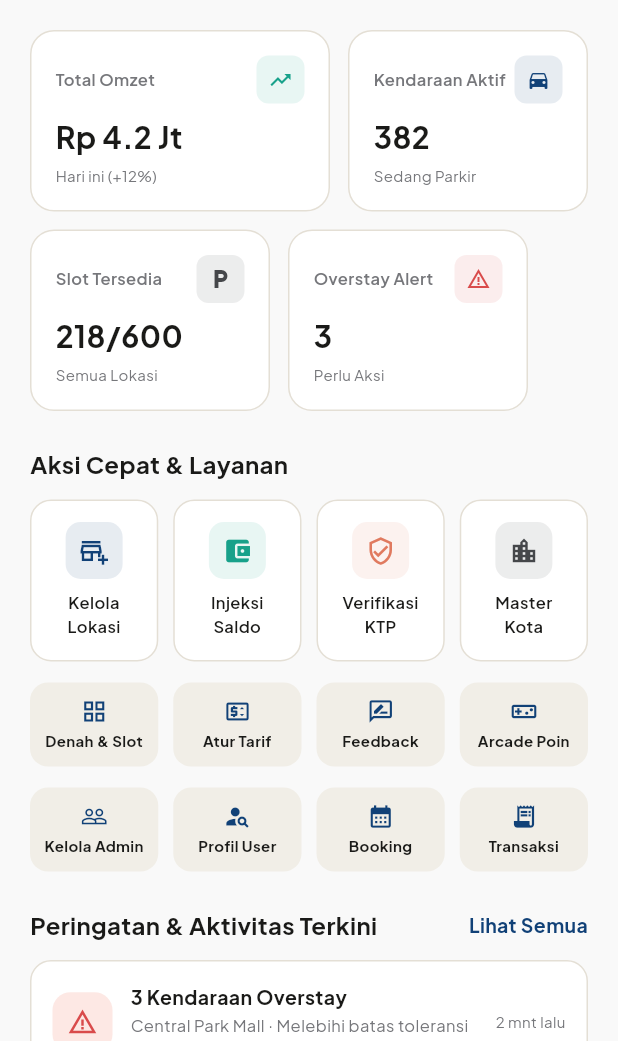
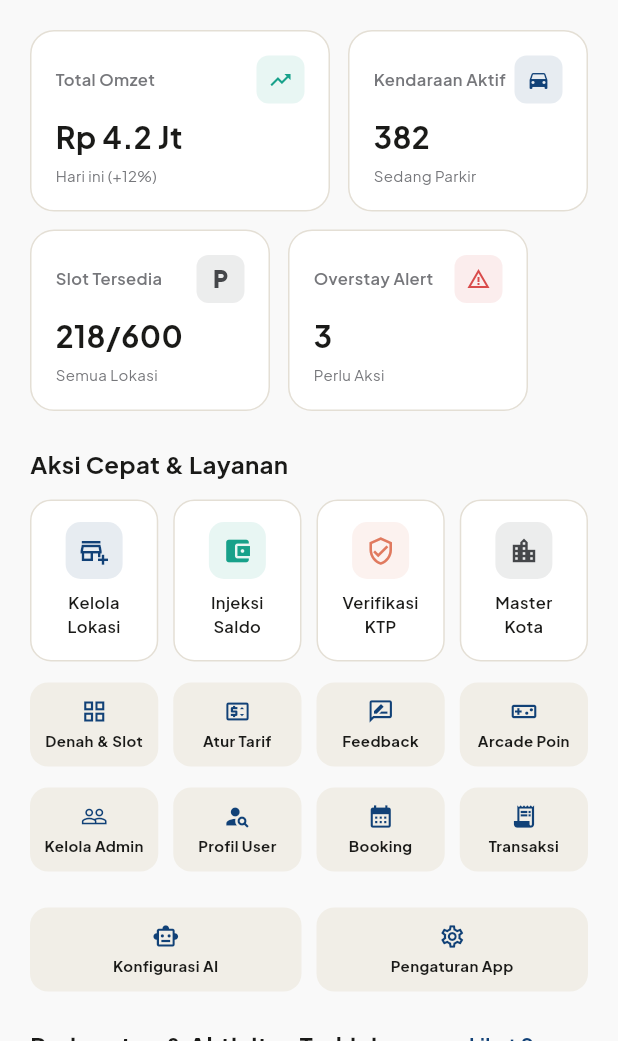
Before and after one commit to nanditosetyawan/ParkSmart, a Flutter app: the AdminDashboardScreen screen opened directly, on a phone screen of 412 x 824 dp, the part 195-1236 px from its top. Run offline on Flutter 3.47's test engine with Material 3 defaults, Android fonts, the phone set to English and light mode, and no system bars; our stand-ins replace camera, flutter_dotenv, flutter_local_notifications, flutter_map, geocoding, geolocator and 8 more; missing offline and left inert: dart:js_interop, google_mlkit_barcode_scanning, google_mlkit_image_labeling; accounts and stored records are empty; network calls fail.

Commit message:
integrasi dashboard screen

```diff
--- a/lib/features/admin/admin_dashboard_screen.dart
+++ b/lib/features/admin/admin_dashboard_screen.dart
@@ -14,6 +14,8 @@ import 'admin_user_management_screen.dart';
 import 'admin_customer_profiles_screen.dart';
 import 'admin_bookings_screen.dart';
 import 'admin_transactions_screen.dart';
+import 'admin_ai_config_screen.dart';
+import 'admin_app_settings_screen.dart';
 
 typedef DashboardScreen = AdminDashboardScreen;
 
@@ -239,6 +241,26 @@ class AdminDashboardScreen extends StatelessWidget {
                 icon: Icons.receipt_long,
                 label: 'Transaksi',
                 onTap: () => Navigator.push(context, MaterialPageRoute(builder: (_) => const AdminTransactionsScreen())),
+              ),
+            ],
+          ),
+          const SizedBox(height: 24),
+
+          // Baris Menu P2 (AI Config & App Settings)
+          Row(
+            children: [
+              _buildSecondaryAction(
+                context,
+                icon: Icons.smart_toy_outlined,
+                label: 'Konfigurasi AI',
+                onTap: () => Navigator.push(context, MaterialPageRoute(builder: (_) => const AdminAiConfigScreen())),
+              ),
+              const SizedBox(width: 10),
+              _buildSecondaryAction(
+                context,
+                icon: Icons.settings_outlined,
+                label: 'Pengaturan App',
+                onTap: () => Navigator.push(context, MaterialPageRoute(builder: (_) => const AdminAppSettingsScreen())),
               ),
             ],
           ),
--- a/lib/features/sitemap_screen.dart
+++ b/lib/features/sitemap_screen.dart
@@ -17,6 +17,8 @@ import 'admin/admin_user_management_screen.dart';
 import 'admin/admin_customer_profiles_screen.dart';
 import 'admin/admin_bookings_screen.dart';
 import 'admin/admin_transactions_screen.dart';
+import 'admin/admin_ai_config_screen.dart';
+import 'admin/admin_app_settings_screen.dart';
 
 // AI Assistant
 import 'ai_assistant/ai_assistant_screen.dart';
@@ -132,6 +134,8 @@ class SitemapScreen extends StatelessWidget {
             _Item('Profil Customer (P1)', (c) => const AdminCustomerProfilesScreen()),
             _Item('Manajemen Booking (P1)', (c) => const AdminBookingsScreen()),
             _Item('Manajemen Transaksi (P1)', (c) => const AdminTransactionsScreen()),
+            _Item('Konfigurasi AI (P2)', (c) => const AdminAiConfigScreen()),
+            _Item('Pengaturan App (P2)', (c) => const AdminAppSettingsScreen()),
           ]),
         ],
       ),
```
